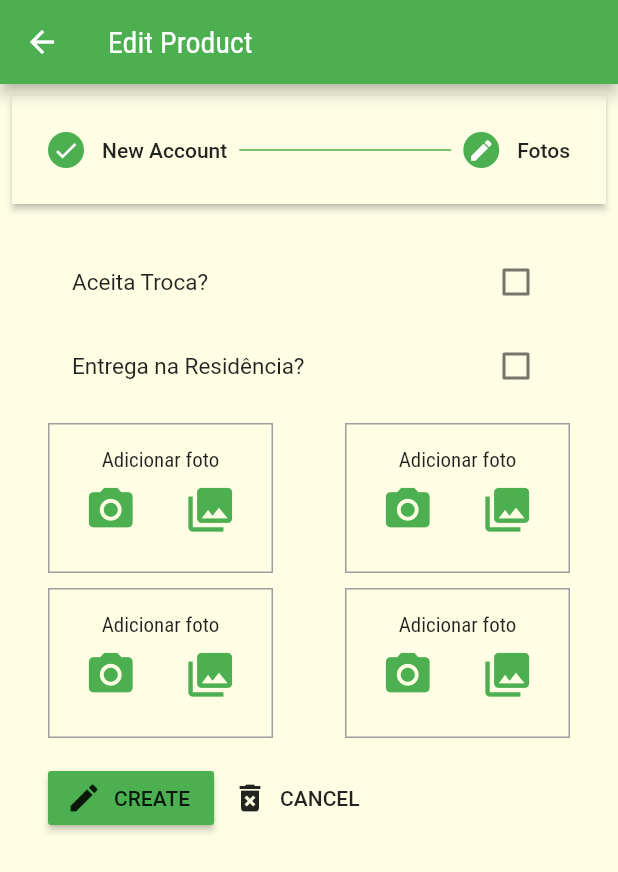
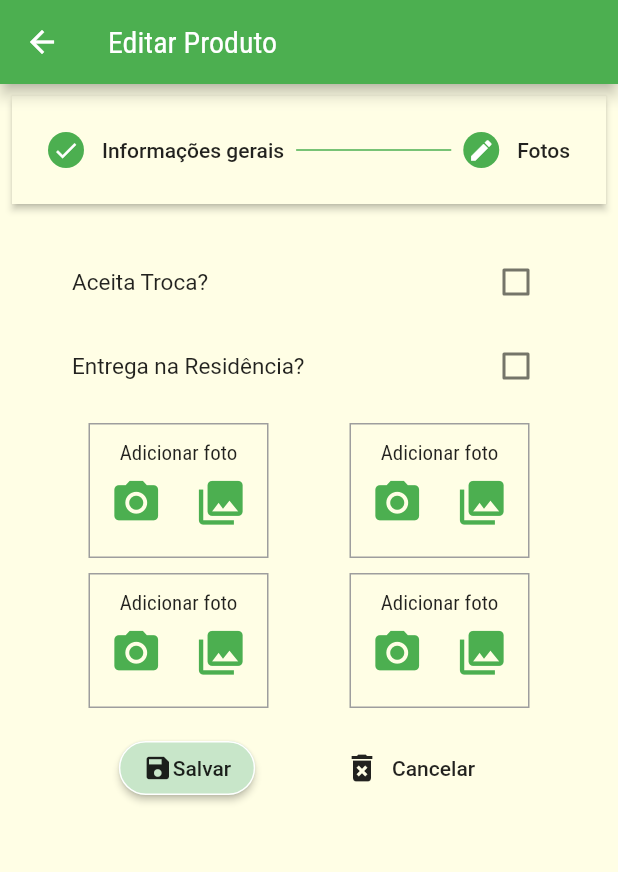
Before and after one commit to Jordhan-Carvalho/flutter-vitrine, a Flutter app: the EditProductScreen screen opened by its route, after a tap on "Fotos", on a phone screen of 412 x 824 dp. Shown: the top 872 px of the screen. Run offline on Flutter 3.47's test engine with Material 2 defaults, Android fonts, the phone set to English and light mode, and no system bars; our stand-ins replace carousel_pro, firebase_storage, image_cropper, image_picker; missing offline and left inert: flutter_open_whatsapp; accounts and stored records are empty; network calls fail.

Commit message:
EditScreen first version

```diff
--- a/lib/screens/edit_product_screen.dart
+++ b/lib/screens/edit_product_screen.dart
@@ -2,6 +2,7 @@ import 'package:flutter/material.dart';
 import 'package:provider/provider.dart';
 
 // import '../providers/product.dart';
+import '../widgets/custom_stepper_buttons.dart';
 import '../providers/products.dart';
 import '../models/products.dart';
 import '../widgets/image_capture.dart';
@@ -55,14 +56,26 @@ class _EditProductScreenState extends State<EditProductScreen> {
     super.dispose();
   }
 
+  void _getImagesUrl(String imgUrl) {
+    _editedProd.imageUrl.add(imgUrl);
+  }
+
   bool _validateInputs([BuildContext ctx]) {
     if (_editedProd.category == null) {
       // None of the radio buttons was selected
       Scaffold.of(ctx)
         ..removeCurrentSnackBar()
         ..showSnackBar(SnackBar(
-          content: Text('Selecione uma categoria'),
-          duration: Duration(milliseconds: 1500),
+          content: Text('Selecione uma categoria !'),
+          duration: Duration(milliseconds: 2000),
+        ));
+      return false;
+    } else if (_editedProd.imageUrl.isEmpty) {
+      Scaffold.of(ctx)
+        ..removeCurrentSnackBar()
+        ..showSnackBar(SnackBar(
+          content: Text('Adicione ao menos 1 foto !'),
+          duration: Duration(milliseconds: 2000),
         ));
       return false;
     } else {
@@ -70,7 +83,15 @@ class _EditProductScreenState extends State<EditProductScreen> {
     }
   }
 
-  void _saveForm() async {
+  void _saveForm([BuildContext ctx]) async {
+    if (!_validateInputs(ctx)) {
+      _validateInputs(ctx);
+      return;
+    }
+    if (!await _showConfirmation()) {
+      return;
+    }
+
     // _validateInputs();
     // final isValid = _formKeys[0].currentState.validate();
     // if (!isValid) {
@@ -78,6 +99,7 @@ class _EditProductScreenState extends State<EditProductScreen> {
     // }
     // _formKeys[0].currentState.save();
     // _formKeys[1].currentState.save();
+    print(_editedProd.imageUrl);
     print(_editedProd.id);
     print(_editedProd.title);
     print(_editedProd.category);
@@ -101,8 +123,8 @@ class _EditProductScreenState extends State<EditProductScreen> {
         await showDialog(
           context: context,
           builder: (ctx) => AlertDialog(
-            title: Text('An error occurred!'),
-            content: Text('Something went wrong'),
+            title: Text('Um erro ocorreu!'),
+            content: Text('Algo deu errado'),
             actions: <Widget>[
               FlatButton(
                 child: Text('Ok'),
@@ -117,6 +139,31 @@ class _EditProductScreenState extends State<EditProductScreen> {
       _isLoading = false;
     });
     Navigator.of(context).pop();
+  }
+
+  Future<bool> _showConfirmation() {
+    // returns a promisse with tru or false after the button is pressed
+    return showDialog(
+        context: context,
+        builder: (context) => AlertDialog(
+              title: Text('Finalizar produto?'),
+              content:
+                  Text('Após finalizado, as fotos não poderão ser editadas'),
+              actions: <Widget>[
+                FlatButton(
+                  child: Text('Sim'),
+                  onPressed: () {
+                    Navigator.of(context).pop(true);
+                  },
+                ),
+                FlatButton(
+                  child: Text('Não'),
+                  onPressed: () {
+                    Navigator.of(context).pop(false);
+                  },
+                ),
+              ],
+            ));
   }
 
   //STEPPER
@@ -148,44 +195,13 @@ class _EditProductScreenState extends State<EditProductScreen> {
     setState(() => _currentStep = step);
   }
 
-  Widget _customButtons(BuildContext context,
-      {VoidCallback onStepContinue, VoidCallback onStepCancel}) {
-    return Padding(
-      padding: const EdgeInsets.only(top: 16.0),
-      child: Row(
-        mainAxisSize: MainAxisSize.max,
-        mainAxisAlignment: MainAxisAlignment.start,
-        children: <Widget>[
-          _currentStep == 1 // this is the last step
-              ? RaisedButton.icon(
-                  icon: Icon(Icons.create),
-                  onPressed: _saveForm,
-                  label: Text('CREATE'),
-                  color: Colors.green,
-                )
-              : RaisedButton.icon(
-                  icon: Icon(Icons.navigate_next),
-                  onPressed: onStepContinue,
-                  label: Text('CONTINUE'),
-                  color: Colors.pink,
-                ),
-          FlatButton.icon(
-            icon: Icon(Icons.delete_forever),
-            label: const Text('CANCEL'),
-            onPressed: onStepCancel,
-          )
-        ],
-      ),
-    );
-  }
-
   //STEPPER
 
   @override
   Widget build(BuildContext context) {
     return Scaffold(
       appBar: AppBar(
-        title: Text('Edit Product'),
+        title: Text('Editar Produto'),
       ),
       body: _isLoading
           ? Center(
@@ -204,12 +220,16 @@ class _EditProductScreenState extends State<EditProductScreen> {
                         controlsBuilder: (BuildContext context,
                                 {VoidCallback onStepContinue,
                                 VoidCallback onStepCancel}) =>
-                            _customButtons(context,
+                            CustomStepperButtom(
+                          context,
                           onStepContinue: () => _next(context),
-                                onStepCancel: _cancel),
+                          onStepCancel: _cancel,
+                          currentStep: _currentStep,
+                          saveForm: () => _saveForm(context),
+                        ),
                         steps: [
                           Step(
-                            title: const Text('New Account'),
+                            title: const Text('Informações gerais'),
                             isActive: _currentStep >= 0,
                             state: StepState.complete,
                             content: Form(
@@ -454,23 +474,25 @@ class _EditProductScreenState extends State<EditProductScreen> {
                                   SizedBox(
                                     height: 10,
                                   ),
+                                  if (_editedProd.imageUrl.isEmpty)
                                     Row(
                                       mainAxisAlignment:
-                                        MainAxisAlignment.spaceBetween,
+                                          MainAxisAlignment.spaceAround,
                                       children: <Widget>[
-                                      ImageCapture(),
-                                      ImageCapture(),
+                                        ImageCapture(getUrl: _getImagesUrl),
+                                        ImageCapture(getUrl: _getImagesUrl),
                                       ],
                                     ),
                                   SizedBox(
                                     height: 10,
                                   ),
+                                  if (_editedProd.imageUrl.isEmpty)
                                     Row(
                                       mainAxisAlignment:
-                                        MainAxisAlignment.spaceBetween,
+                                          MainAxisAlignment.spaceAround,
                                       children: <Widget>[
-                                      ImageCapture(),
-                                      ImageCapture(),
+                                        ImageCapture(getUrl: _getImagesUrl),
+                                        ImageCapture(getUrl: _getImagesUrl),
                                       ],
                                     ),
                                 ],
--- /dev/null
+++ b/lib/widgets/custom_stepper_buttons.dart
@@ -0,0 +1,55 @@
+import 'package:flutter/material.dart';
+
+import './theme_button.dart';
+
+class CustomStepperButtom extends StatelessWidget {
+  final Function onStepContinue;
+  final BuildContext context;
+  final Function onStepCancel;
+  final currentStep;
+  final Function saveForm;
+
+  const CustomStepperButtom(
+    this.context, {
+    this.onStepContinue,
+    this.onStepCancel,
+    this.saveForm,
+    this.currentStep,
+  });
+
+  @override
+  Widget build(BuildContext context) {
+    return Padding(
+      padding: const EdgeInsets.only(top: 16.0),
+      child: Row(
+        mainAxisSize: MainAxisSize.max,
+        mainAxisAlignment: MainAxisAlignment.spaceEvenly,
+        children: <Widget>[
+          currentStep == 1 // this is the last step
+              ? ThemeButton(
+                  content: Row(
+                    mainAxisAlignment: MainAxisAlignment.spaceBetween,
+                    children: <Widget>[
+                      const Icon(
+                        Icons.save,
+                        size: 20,
+                      ),
+                      const Text('Salvar'),
+                    ],
+                  ),
+                  handlePress: saveForm,
+                )
+              : ThemeButton(
+                  content: const Text('Continuar'),
+                  handlePress: onStepContinue,
+                ),
+          FlatButton.icon(
+            icon: const Icon(Icons.delete_forever),
+            label: const Text('Cancelar'),
+            onPressed: onStepCancel,
+          )
+        ],
+      ),
+    );
+  }
+}
--- a/lib/widgets/image_capture.dart
+++ b/lib/widgets/image_capture.dart
@@ -7,7 +7,8 @@ import 'package:image_cropper/image_cropper.dart';
 import './uploader.dart';
 
 class ImageCapture extends StatefulWidget {
-  ImageCapture({Key key}) : super(key: key);
+  final Function getUrl;
+  ImageCapture({Key key, this.getUrl}) : super(key: key);
 
   @override
   _ImageCaptureState createState() => _ImageCaptureState();
@@ -15,6 +16,7 @@ class ImageCapture extends StatefulWidget {
 
 class _ImageCaptureState extends State<ImageCapture> {
   File _imageFile;
+  var _uploaded = false;
 
   Future<void> _pickImage(ImageSource imgSrc) async {
     var image = await ImagePicker.pickImage(source: imgSrc);
@@ -25,6 +27,12 @@ class _ImageCaptureState extends State<ImageCapture> {
 
     setState(() {
       _imageFile = image;
+    });
+  }
+
+  void _uploadComplete() {
+    setState(() {
+      _uploaded = true;
     });
   }
 
@@ -51,7 +59,7 @@ class _ImageCaptureState extends State<ImageCapture> {
     return Column(
       mainAxisAlignment: MainAxisAlignment.spaceAround,
       children: <Widget>[
-        if (_imageFile != null)
+        if (_imageFile != null && _uploaded == false)
           Row(
             children: <Widget>[
               IconButton(
@@ -71,8 +79,8 @@ class _ImageCaptureState extends State<ImageCapture> {
             ],
           ),
         Container(
-          width: 150,
-          height: 100,
+          width: 120,
+          height: 90,
           decoration: BoxDecoration(
             border: Border.all(width: 1, color: Colors.grey),
           ),
@@ -110,7 +118,12 @@ class _ImageCaptureState extends State<ImageCapture> {
                   ],
                 ),
         ),
-        if (_imageFile != null) Uploader(file: _imageFile),
+        if (_imageFile != null)
+          Uploader(
+            file: _imageFile,
+            upComplete: _uploadComplete,
+            getUrl: widget.getUrl,
+          ),
       ],
     );
   }
```
Also changed, not shown: lib/widgets/uploader.dart (+9 -3 lines). Lines whose indentation alone changed are shown as unchanged.
